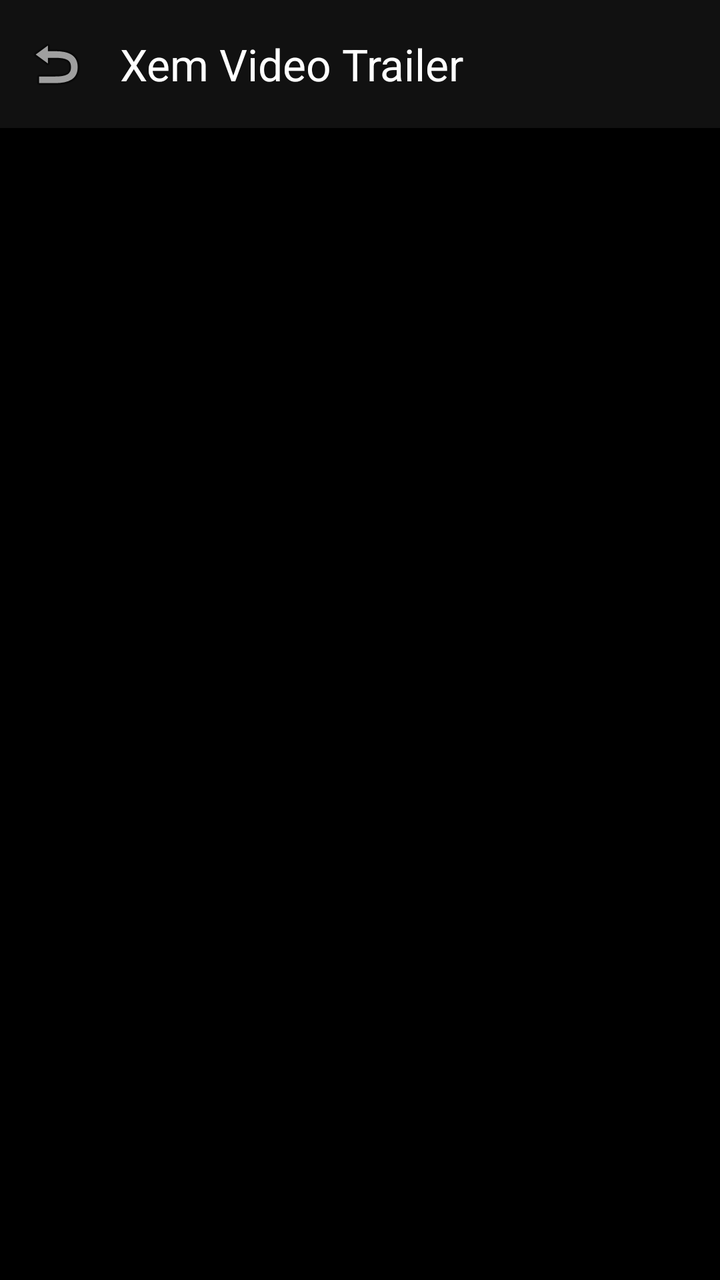
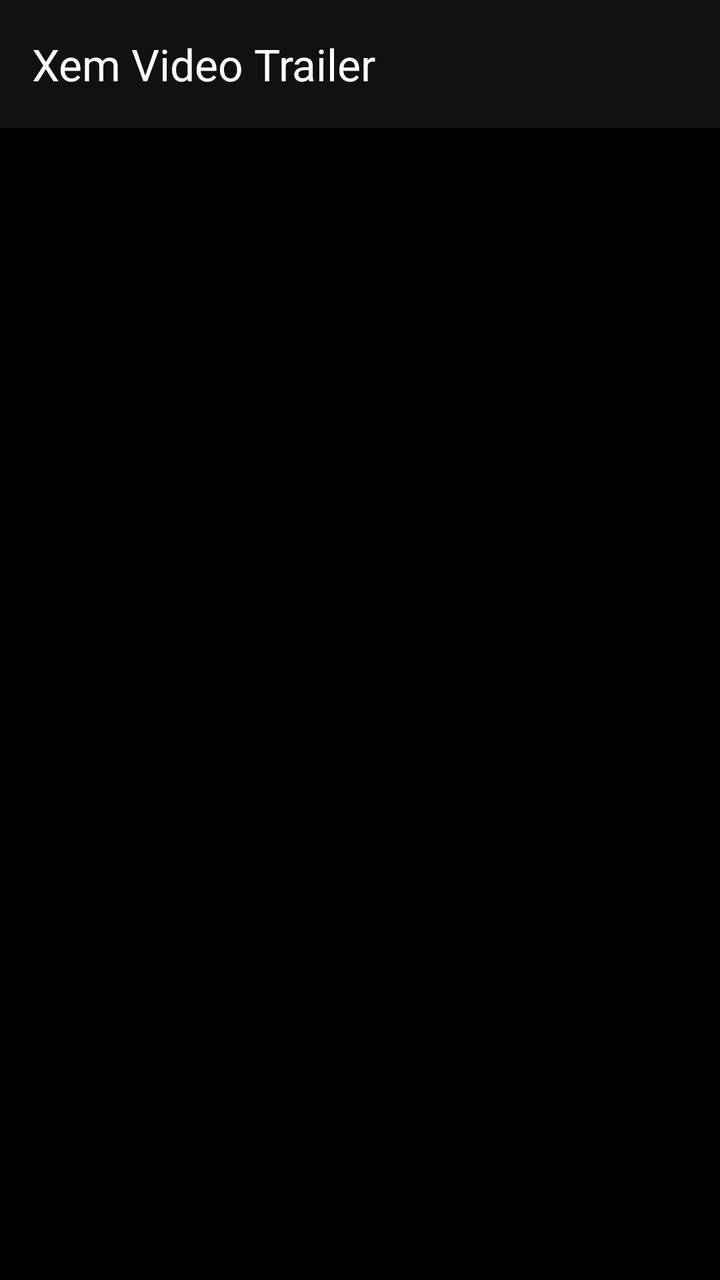

Compare the two renders of this Android layout. The source of the first and the diff that turns it into the second are given below.
<!-- AndroidManifest.xml: application theme Theme.CourseManagement -->
<!-- res/layout/activity_trailer_player.xml -->
<?xml version="1.0" encoding="utf-8"?>
<androidx.constraintlayout.widget.ConstraintLayout xmlns:android="http://schemas.android.com/apk/res/android"
    xmlns:app="http://schemas.android.com/apk/res-auto"
    xmlns:tools="http://schemas.android.com/tools"
    android:layout_width="match_parent"
    android:layout_height="match_parent"
    android:background="@color/black">

    <androidx.appcompat.widget.Toolbar
        android:id="@+id/toolbar"
        android:layout_width="match_parent"
        android:layout_height="?attr/actionBarSize"
        android:background="#111111"
        app:layout_constraintTop_toTopOf="parent"
        app:navigationIcon="@android:drawable/ic_menu_revert"
        app:title="Xem Video Trailer"
        app:titleTextColor="@color/white" />

    <FrameLayout
        android:layout_width="0dp"
        android:layout_height="0dp"
        app:layout_constraintBottom_toBottomOf="parent"
        app:layout_constraintEnd_toEndOf="parent"
        app:layout_constraintStart_toStartOf="parent"
        app:layout_constraintTop_toBottomOf="@id/toolbar">

        <VideoView
            android:id="@+id/videoView"
            android:layout_width="match_parent"
            android:layout_height="wrap_content"
            android:layout_gravity="center"
            android:visibility="gone" />

        <WebView
            android:id="@+id/webView"
            android:layout_width="match_parent"
            android:layout_height="match_parent"
            android:visibility="gone" />

        <ProgressBar
            android:id="@+id/progressBar"
            android:layout_width="wrap_content"
            android:layout_height="wrap_content"
            android:layout_gravity="center" />

        <TextView
            android:id="@+id/tvError"
            android:layout_width="wrap_content"
            android:layout_height="wrap_content"
            android:layout_gravity="center"
            android:padding="20dp"
            android:text="Không thể phát video từ link này"
            android:textColor="@color/white"
            android:textSize="16sp"
            android:visibility="gone" />

    </FrameLayout>

</androidx.constraintlayout.widget.ConstraintLayout>
<!-- resources referenced by this layout -->
<resources>
  <color name="black">#FF000000</color>
  <color name="white">#FFFFFFFF</color>
  <style name="Theme.CourseManagement" parent="Base.Theme.CourseManagement" />
  <style name="Base.Theme.CourseManagement" parent="Theme.Material3.DayNight.NoActionBar">
          
          
      </style>
</resources>

<!-- the commit's change to res/layout/activity_trailer_player.xml (unified diff, before → after) -->
@@ -12,7 +12,6 @@
         android:layout_height="?attr/actionBarSize"
         android:background="#111111"
         app:layout_constraintTop_toTopOf="parent"
-        app:navigationIcon="@android:drawable/ic_menu_revert"
         app:title="Xem Video Trailer"
         app:titleTextColor="@color/white" />
 
